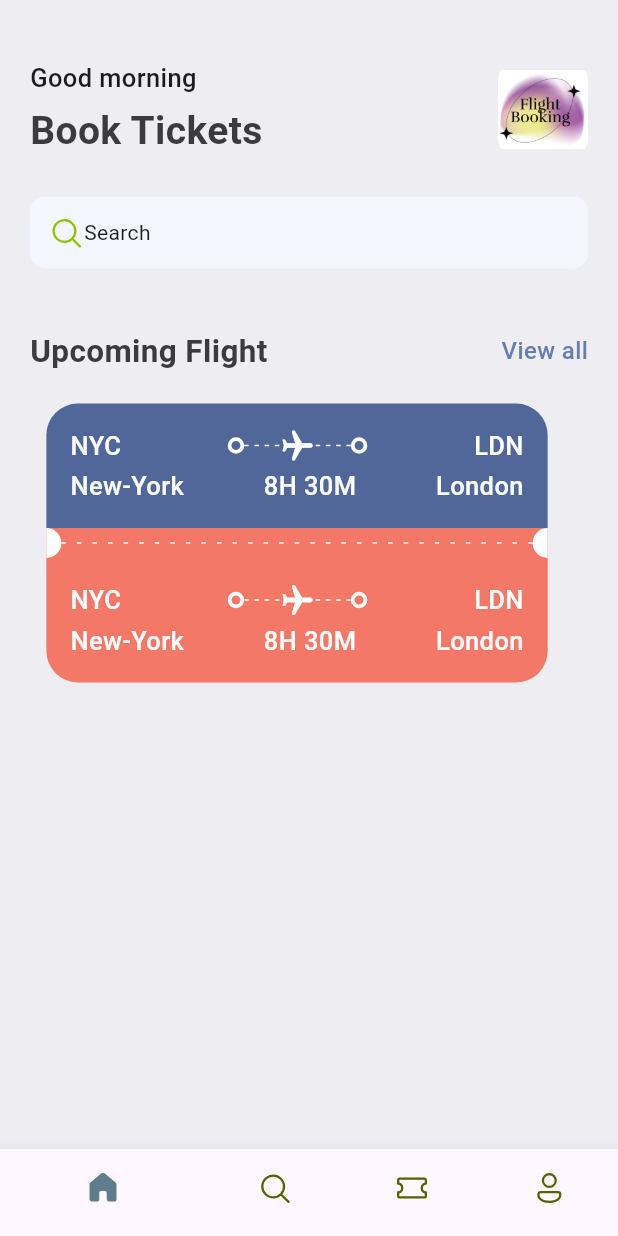
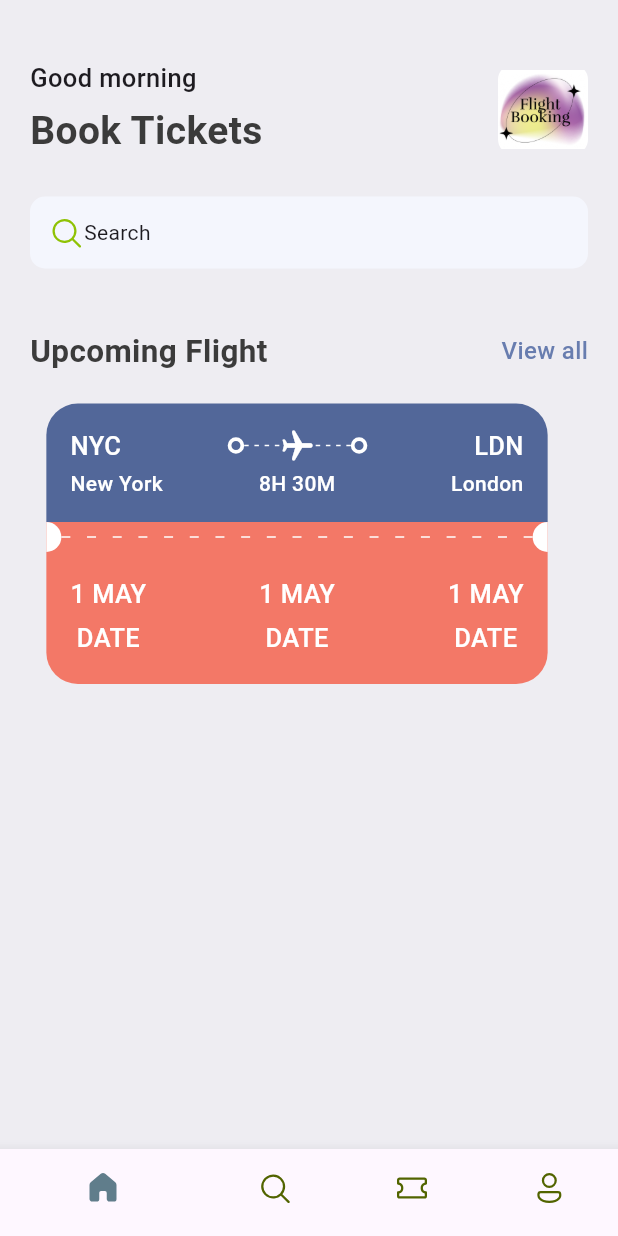
Before and after one commit to Bra-Gabby-Marshal/Flutter-Ticket-App, a Flutter app: the screen it shows after launch, on a phone screen of 412 x 824 dp. Run offline on Flutter 3.47's test engine with Material 3 defaults, Android fonts, the phone set to English and light mode, and no system bars; our stand-ins replace device_preview, fluentui_icons.

Commit message:
new update

```diff
--- a/lib/base/res/styles/app_styles.dart
+++ b/lib/base/res/styles/app_styles.dart
@@ -25,4 +25,8 @@ class AppStyles{
       fontSize: 17,
       fontWeight: FontWeight.w500
   );
+  static TextStyle headLineStyle4 = const TextStyle(
+      fontSize: 14,
+      fontWeight: FontWeight.w500
+  );
 }
--- a/lib/base/widgets/app_layoutbuilder_widget.dart
+++ b/lib/base/widgets/app_layoutbuilder_widget.dart
@@ -3,8 +3,9 @@ import 'package:flutter/material.dart';
 
 class AppLayoutBuilderwidget extends StatelessWidget {
   final int randomDivider;
+  final double width;
 
-  const AppLayoutBuilderwidget({super.key, required this.randomDivider});
+  const AppLayoutBuilderwidget({super.key, required this.randomDivider, this.width=3});
 
   @override
   Widget build(BuildContext context) {
@@ -12,8 +13,8 @@ class AppLayoutBuilderwidget extends StatelessWidget {
       return Flex(
         mainAxisAlignment: MainAxisAlignment.spaceBetween,
         direction: Axis.horizontal,
-        children: List.generate((constraints.constrainWidth()/randomDivider).floor(),(index) => const SizedBox(
-          width: 3, height: 1, child: DecoratedBox(
+        children: List.generate((constraints.constrainWidth()/randomDivider).floor(),(index) =>  SizedBox(
+          width: width, height: 1, child: const DecoratedBox(
           decoration: BoxDecoration(
           color: Colors.white
         )
--- /dev/null
+++ b/lib/base/widgets/text_style_fourth.dart
@@ -0,0 +1,20 @@
+import 'package:flutter/cupertino.dart';
+import 'package:flutter/material.dart';
+
+import '../res/styles/app_styles.dart';
+
+class TextStyleFourth extends StatelessWidget {
+  final String text;
+  final TextAlign align;
+
+  const TextStyleFourth({super.key, required this.text, this.align = TextAlign.start});
+
+  @override
+  Widget build(BuildContext context) {
+    return Text(
+      text,
+      textAlign: align,
+      style: AppStyles.headLineStyle4.copyWith(color: Colors.white),
+    );
+  }
+}
--- /dev/null
+++ b/lib/base/widgets/text_style_third.dart
@@ -0,0 +1,17 @@
+import 'package:flutter/cupertino.dart';
+import 'package:flutter/material.dart';
+
+import '../res/styles/app_styles.dart';
+
+class TextStyleThird extends StatelessWidget {
+  final String text;
+  const TextStyleThird({super.key, required this.text});
+
+  @override
+  Widget build(BuildContext context) {
+    return Text(
+      text,
+      style: AppStyles.headLineStyle3.copyWith(color: Colors.white),
+    );
+  }
+}
--- a/lib/base/widgets/ticket_view.dart
+++ b/lib/base/widgets/ticket_view.dart
@@ -8,6 +8,8 @@ import 'package:my_ticket_app/base/res/styles/app_styles.dart';
 import 'package:my_ticket_app/base/widgets/app_layoutbuilder_widget.dart';
 import 'package:my_ticket_app/base/widgets/big_circle.dart';
 import 'package:my_ticket_app/base/widgets/big_dot.dart';
+import 'package:my_ticket_app/base/widgets/text_style_fourth.dart';
+import 'package:my_ticket_app/base/widgets/text_style_third.dart';
 
 class TicketView extends StatelessWidget {
   const TicketView({super.key});
@@ -22,6 +24,7 @@ class TicketView extends StatelessWidget {
         margin: const EdgeInsets.only(right: 16),
         child: Column(
           children: [
+            // blue part of the ticket
             Container(
               padding: const EdgeInsets.all(16),
               decoration: BoxDecoration(
@@ -30,12 +33,10 @@ class TicketView extends StatelessWidget {
               ),
               child: Column(
                 children: [
-                  Row(
+                   Row(
                     // show departure and destination with icons first time
                     children: [
-                      Text(
-                        "NYC", style: AppStyles.headLineStyle3.copyWith(color: Colors.white),
-                      ),
+                      const TextStyleThird(text: "NYC",),
                       Expanded(child: Container()),
                       const BigDot(),
                        Expanded(child: Stack(children: [
@@ -48,9 +49,8 @@ class TicketView extends StatelessWidget {
                       ],)),
                       const BigDot(),
                       Expanded(child: Container()),
-                      Text(
-                        "LDN", style: AppStyles.headLineStyle3.copyWith(color: Colors.white),
-                      ),
+                      const TextStyleThird(text: "LDN",),
+
                     ],
                   ),
                   const SizedBox(height: 3,),
@@ -58,82 +58,96 @@ class TicketView extends StatelessWidget {
                   Row(
                     // show departure and destination with icons first time
                     children: [
-                      Text(
-                        "New-York", style: AppStyles.headLineStyle3.copyWith(color: Colors.white),
+                      const SizedBox(
+                        width: 100,
+                        child: TextStyleFourth(text: "New York",),
                       ),
                       Expanded(child: Container()),
-                      Text(
-                        "8H 30M", style: AppStyles.headLineStyle3.copyWith(color: Colors.white),
-                      ),
+                      const TextStyleFourth(text: "8H 30M",),
                       Expanded(child: Container()),
-                      Text(
-                        "London", style: AppStyles.headLineStyle3.copyWith(color: Colors.white),
-                      ),
+                      const SizedBox(
+                        width: 100,
+                        child:  TextStyleFourth(text: "London", align: TextAlign.end,),
+    ),
                     ],
                   )
                 ],
               ),
             ),
+            // circles and dots
             Container(
               // height: 20,
               color: AppStyles.ticketOrange,
               child:  const Row(
                 children: [
                   BigCircle(isRight:false),
-                  Expanded(child: AppLayoutBuilderwidget(randomDivider: 10,)),
+                  Expanded(child: AppLayoutBuilderwidget(randomDivider: 16, width: 6,)),
                   BigCircle(isRight: true,),
                 ],
               ),
             ),
+            // orange part of the ticket
             Container(
               padding: const EdgeInsets.all(16),
               decoration: BoxDecoration(
                   color: AppStyles.ticketOrange,
                   borderRadius: const BorderRadius.only(bottomLeft: Radius.circular(21), bottomRight: Radius.circular(21))
               ),
-              child: Column(
+              child: const Column(
                 children: [
                   Row(
+                    mainAxisAlignment: MainAxisAlignment.spaceBetween,
                     // show departure and destination with icons first time
                     children: [
-                      Text(
-                        "NYC", style: AppStyles.headLineStyle3.copyWith(color: Colors.white),
+                      Column(
+                        children: [
+                          TextStyleThird(text: "1 MAY"),
+                          SizedBox(height: 5,),
+                          TextStyleThird(text: "DATE"),
+                        ],
                       ),
-                      Expanded(child: Container()),
-                      const BigDot(),
-                      Expanded(child: Stack(children: [
-                        const SizedBox(
-                          height:24,
-                          child: AppLayoutBuilderwidget(randomDivider: 6,),
-                        ),
-                        Center(child: Transform.rotate(angle: 1.57,
-                            child: const Icon(Icons.local_airport_rounded, color: Colors.white,)),)
-                      ],)),
-                      const BigDot(),
-                      Expanded(child: Container()),
-                      Text(
-                        "LDN", style: AppStyles.headLineStyle3.copyWith(color: Colors.white),
+                      Column(
+                        children: [
+                          TextStyleThird(text: "1 MAY"),
+                          SizedBox(height: 5,),
+                          TextStyleThird(text: "DATE"),
+                        ],
                       ),
+                      Column(
+                        children: [
+                          TextStyleThird(text: "1 MAY"),
+                          SizedBox(height: 5,),
+                          TextStyleThird(text: "DATE"),
+                        ],
+                      ),
+                      // Expanded(child: Container()),
+                      // Text(
+                      //   "08:00 AM", style: AppStyles.headLineStyle3.copyWith(color: Colors.white),
+                      // ),
+                      // Expanded(child: Container()),
+                      // Text(
+                      //   "23", style: AppStyles.headLineStyle3.copyWith(color: Colors.white),
+                      // ),
                     ],
                   ),
-                  const SizedBox(height: 3,),
+                  SizedBox(height: 3,),
                   // show departure and destination names with time
-                  Row(
-                    // show departure and destination with icons first time
-                    children: [
-                      Text(
-                        "New-York", style: AppStyles.headLineStyle3.copyWith(color: Colors.white),
-                      ),
-                      Expanded(child: Container()),
-                      Text(
-                        "8H 30M", style: AppStyles.headLineStyle3.copyWith(color: Colors.white),
-                      ),
-                      Expanded(child: Container()),
-                      Text(
-                        "London", style: AppStyles.headLineStyle3.copyWith(color: Colors.white),
-                      ),
-                    ],
-                  )
+                  // Row(
+                  //   // show departure and destination with icons first time
+                  //   children: [
+                  //     Text(
+                  //       "Date", style: AppStyles.headLineStyle4.copyWith(color: Colors.white),
+                  //     ),
+                  //     Expanded(child: Container()),
+                  //     Text(
+                  //       "Departure time", style: AppStyles.headLineStyle4.copyWith(color: Colors.white),
+                  //     ),
+                  //     Expanded(child: Container()),
+                  //     Text(
+                  //       "Number", style: AppStyles.headLineStyle4.copyWith(color: Colors.white),
+                  //     ),
+                  //   ],
+                  // )
                 ],
               ),
             ),
```
